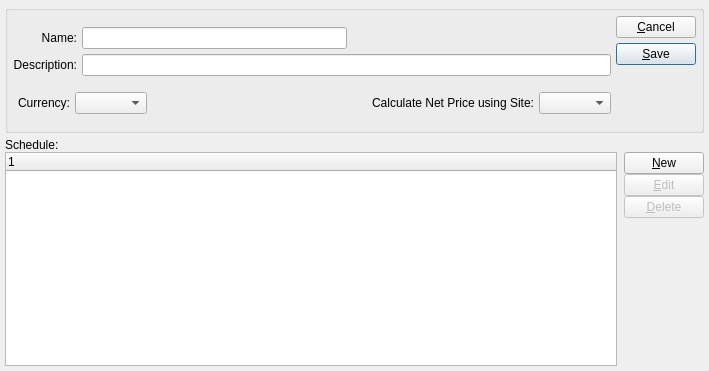
Before: the Qt Designer form guiclient/itemPricingSchedule.ui in discountscott/qt-client, drawn with Qt 5.
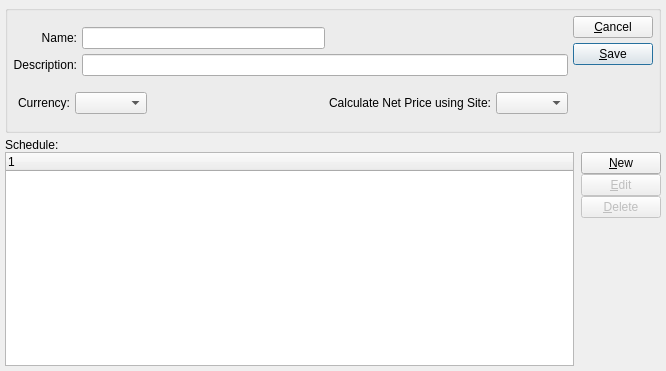
After: the same form once the commit is applied. Custom widgets are drawn as their Qt base class.

```diff
--- a/guiclient/itemPricingSchedule.ui
+++ b/guiclient/itemPricingSchedule.ui
@@ -13,7 +13,7 @@
    <rect>
     <x>0</x>
     <y>0</y>
-    <width>709</width>
+    <width>666</width>
     <height>371</height>
    </rect>
   </property>
```
Left out of the diff: 1 changed line with no effect on the pictures.
